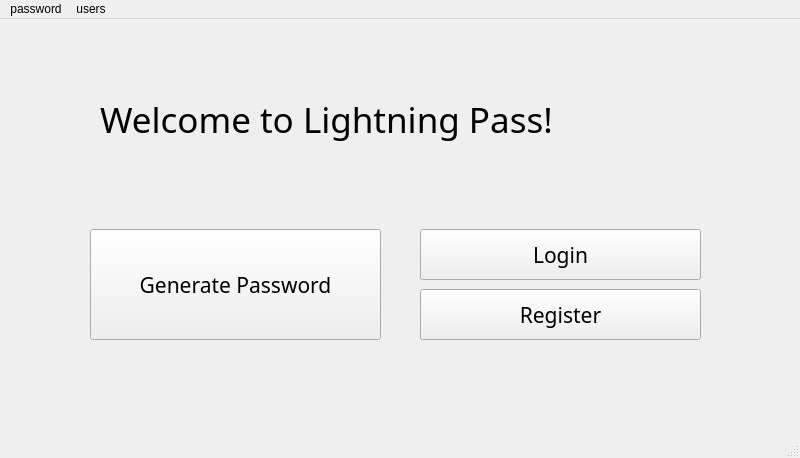
Qt form lightning_pass/gui/static/qt_designer/main.ui (lgtm-migrator/lightning-pass) before a commit.
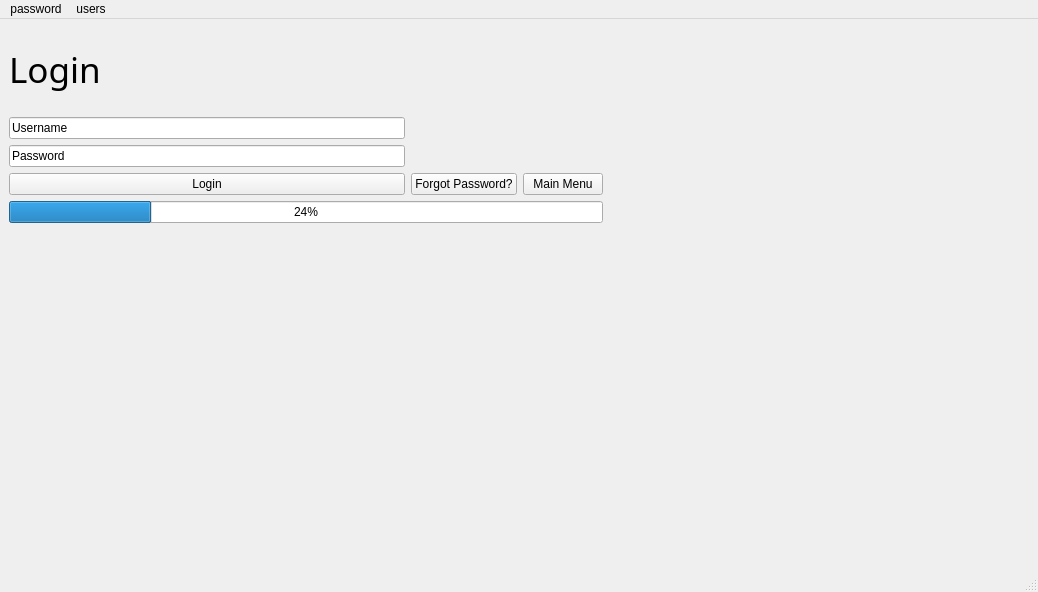
The same form after that commit. The open tabs and pages were chosen to show the change.

Commit message: Stacked Widgets Layouts for home, login and register pages + few buttons setups

```diff
--- a/lightning_pass/gui/static/qt_designer/main.ui
+++ b/lightning_pass/gui/static/qt_designer/main.ui
@@ -1,28 +1,61 @@
 <?xml version="1.0" encoding="UTF-8"?>
 <ui version="4.0">
- <class>LightningPass</class>
- <widget class="QMainWindow" name="LightningPass">
+ <class>lightning_pass</class>
+ <widget class="QMainWindow" name="lightning_pass">
   <property name="geometry">
    <rect>
     <x>0</x>
     <y>0</y>
-    <width>800</width>
-    <height>458</height>
+    <width>1038</width>
+    <height>592</height>
    </rect>
   </property>
   <property name="windowTitle">
    <string>MainWindow</string>
   </property>
   <widget class="QWidget" name="centralwidget">
-   <widget class="QLabel" name="WelcomeLabel">
+   <widget class="QStackedWidget" name="stackedWidget">
     <property name="geometry">
      <rect>
-      <x>100</x>
-      <y>70</y>
-      <width>781</width>
-      <height>61</height>
+      <x>0</x>
+      <y>0</y>
+      <width>612</width>
+      <height>213</height>
      </rect>
     </property>
+    <property name="currentIndex">
+     <number>0</number>
+    </property>
+    <widget class="QWidget" name="home">
+     <layout class="QGridLayout" name="gridLayout">
+      <item row="2" column="1">
+       <widget class="QPushButton" name="home_register_btn">
+        <property name="font">
+         <font>
+          <family>Segoe UI Light</family>
+          <pointsize>16</pointsize>
+         </font>
+        </property>
+        <property name="text">
+         <string>Register</string>
+        </property>
+       </widget>
+      </item>
+      <item row="1" column="1">
+       <widget class="QPushButton" name="home_login_btn">
+        <property name="font">
+         <font>
+          <family>Segoe UI Light</family>
+          <pointsize>16</pointsize>
+         </font>
+        </property>
+        <property name="text">
+         <string>Login</string>
+        </property>
+       </widget>
+      </item>
+      <item row="0" column="0" colspan="2">
+       <widget class="QLabel" name="home_welcome_lbl">
     <property name="font">
      <font>
       <family>Segoe Print</family>
@@ -38,15 +71,9 @@
      <string>Welcome to Lightning Pass!</string>
     </property>
    </widget>
-   <widget class="QPushButton" name="GeneratePasswordBtn">
-    <property name="geometry">
-     <rect>
-      <x>90</x>
-      <y>210</y>
-      <width>291</width>
-      <height>111</height>
-     </rect>
-    </property>
+      </item>
+      <item row="1" column="0" rowspan="2">
+       <widget class="QPushButton" name="home_generate_password_btn">
     <property name="font">
      <font>
       <family>Segoe UI Light</family>
@@ -57,43 +84,114 @@
      <string>Generate Password</string>
     </property>
    </widget>
-   <widget class="QPushButton" name="LoginBtn">
-    <property name="geometry">
-     <rect>
-      <x>420</x>
-      <y>210</y>
-      <width>281</width>
-      <height>51</height>
-     </rect>
-    </property>
+      </item>
+     </layout>
+    </widget>
+    <widget class="QWidget" name="login">
+     <layout class="QGridLayout" name="gridLayout_2">
+      <item row="0" column="0">
+       <widget class="QLabel" name="log_login_lbl">
     <property name="font">
      <font>
-      <family>Segoe UI Light</family>
-      <pointsize>16</pointsize>
+          <family>Segoe Print</family>
+          <pointsize>26</pointsize>
      </font>
     </property>
     <property name="text">
      <string>Login</string>
     </property>
    </widget>
-   <widget class="QPushButton" name="RegisterBtn">
-    <property name="geometry">
-     <rect>
-      <x>420</x>
-      <y>270</y>
-      <width>281</width>
-      <height>51</height>
-     </rect>
-    </property>
-    <property name="font">
-     <font>
-      <family>Segoe UI Light</family>
-      <pointsize>16</pointsize>
-     </font>
-    </property>
+      </item>
+      <item row="1" column="0">
+       <widget class="QLineEdit" name="lineEdit_2">
+        <property name="text">
+         <string>Username</string>
+        </property>
+       </widget>
+      </item>
+      <item row="2" column="0">
+       <widget class="QLineEdit" name="lineEdit">
+        <property name="text">
+         <string>Password</string>
+        </property>
+       </widget>
+      </item>
+      <item row="3" column="0">
+       <widget class="QPushButton" name="log_login_btn_2">
     <property name="text">
+         <string>Login</string>
+        </property>
+       </widget>
+      </item>
+      <item row="3" column="1">
+       <widget class="QPushButton" name="log_forgot_pass_btn">
+        <property name="text">
+         <string>Forgot Password?</string>
+        </property>
+       </widget>
+      </item>
+      <item row="3" column="2">
+       <widget class="QPushButton" name="log_main_btn">
+        <property name="text">
+         <string>Main Menu</string>
+        </property>
+       </widget>
+      </item>
+      <item row="4" column="0" colspan="3">
+       <widget class="QProgressBar" name="log_progress_bar">
+        <property name="value">
+         <number>24</number>
+        </property>
+       </widget>
+      </item>
+     </layout>
+    </widget>
+    <widget class="QWidget" name="register_2">
+     <layout class="QGridLayout" name="gridLayout_3">
+      <item row="0" column="0" colspan="2">
+       <widget class="QLabel" name="reg_register_lbl">
+        <property name="text">
      <string>Register</string>
     </property>
+       </widget>
+      </item>
+      <item row="1" column="0">
+       <widget class="QLineEdit" name="lineEdit_3">
+        <property name="text">
+         <string>username</string>
+        </property>
+       </widget>
+      </item>
+      <item row="2" column="0">
+       <widget class="QLineEdit" name="lineEdit_4">
+        <property name="text">
+         <string>password</string>
+        </property>
+       </widget>
+      </item>
+      <item row="3" column="0">
+       <widget class="QPushButton" name="reg_register_btn">
+        <property name="text">
+         <string>Register</string>
+        </property>
+       </widget>
+      </item>
+      <item row="3" column="1">
+       <widget class="QPushButton" name="reg_login_btn">
+        <property name="text">
+         <string>Login</string>
+        </property>
+       </widget>
+      </item>
+      <item row="3" column="2">
+       <widget class="QPushButton" name="reg_main_btn">
+        <property name="text">
+         <string>Main Menu</string>
+        </property>
+       </widget>
+      </item>
+     </layout>
+    </widget>
    </widget>
   </widget>
   <widget class="QMenuBar" name="menubar">
@@ -101,7 +199,7 @@
     <rect>
      <x>0</x>
      <y>0</y>
-     <width>800</width>
+     <width>1038</width>
      <height>26</height>
     </rect>
    </property>
```
Lines whose indentation alone changed are shown as unchanged. The commit also changes 3 other files.
